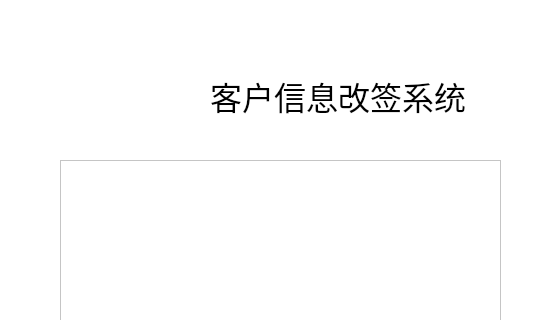
This is QT/change.ui in psk0404/Flight-Booking-System as Qt 5 draws it before an edit; both pictures show x 0 to 550 and y 0 to 320 of the 550 by 580 pixel window. The edited form follows.
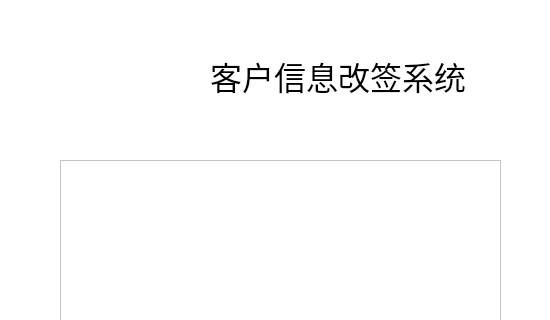
This is the edited form. Icons and pictures are not drawn.

Diff of the .ui file:
```diff
--- a/QT/change.ui
+++ b/QT/change.ui
@@ -22,7 +22,7 @@
     <property name="geometry">
      <rect>
       <x>210</x>
-      <y>70</y>
+      <y>50</y>
       <width>261</width>
       <height>51</height>
      </rect>
@@ -41,7 +41,7 @@
     <property name="geometry">
      <rect>
       <x>90</x>
-      <y>60</y>
+      <y>40</y>
       <width>91</width>
       <height>81</height>
      </rect>
```
Left out of the diff: 6 changed lines with no effect on the pictures.
